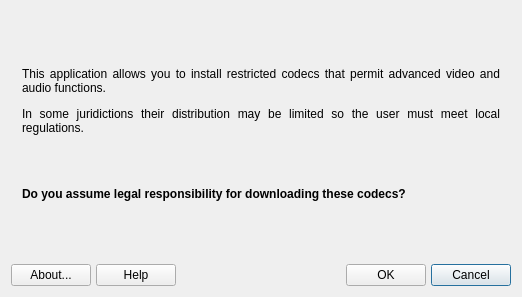
The window that mainwindow.ui (AdrianTM/mx-codecs) describes before a commit, drawn with Qt 5.
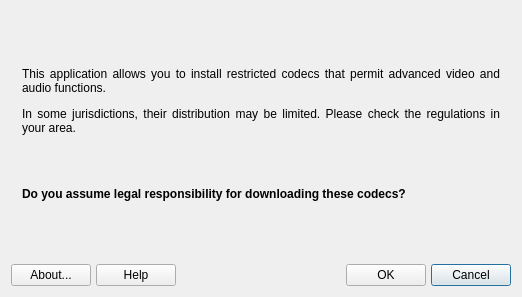
The same window after the commit. Icons and pictures are not drawn.

Commit message: Syntax and typo

The edit to the form file:
```diff
--- a/mainwindow.ui
+++ b/mainwindow.ui
@@ -24,7 +24,7 @@
        <item>
         <widget class="QLabel" name="labelAccept">
          <property name="text">
-          <string>&lt;html&gt;&lt;head/&gt;&lt;body&gt;&lt;p align=&quot;justify&quot;&gt;This application allows you to install restricted codecs that permit advanced video and audio functions.&lt;/p&gt;&lt;p align=&quot;justify&quot;&gt;In some juridictions their distribution may be limited so the user must meet local regulations. &lt;/p&gt;&lt;p align=&quot;justify&quot;&gt;&lt;br/&gt;&lt;/p&gt;&lt;p align=&quot;justify&quot;&gt;&lt;span style=&quot; font-weight:600;&quot;&gt;Do you assume legal responsibility for downloading these codecs?&lt;/span&gt;&lt;/p&gt;&lt;/body&gt;&lt;/html&gt;</string>
+          <string>&lt;html&gt;&lt;head/&gt;&lt;body&gt;&lt;p align=&quot;justify&quot;&gt;This application allows you to install restricted codecs that permit advanced video and audio functions.&lt;/p&gt;&lt;p align=&quot;justify&quot;&gt;In some jurisdictions, their distribution may be limited. Please check the regulations in your area. &lt;/p&gt;&lt;p align=&quot;justify&quot;&gt;&lt;br/&gt;&lt;/p&gt;&lt;p align=&quot;justify&quot;&gt;&lt;span style=&quot; font-weight:600;&quot;&gt;Do you assume legal responsibility for downloading these codecs?&lt;/span&gt;&lt;/p&gt;&lt;/body&gt;&lt;/html&gt;</string>
          </property>
          <property name="textFormat">
           <enum>Qt::RichText</enum>
```
Left out of the diff: 2 changed lines with no effect on the pictures.
